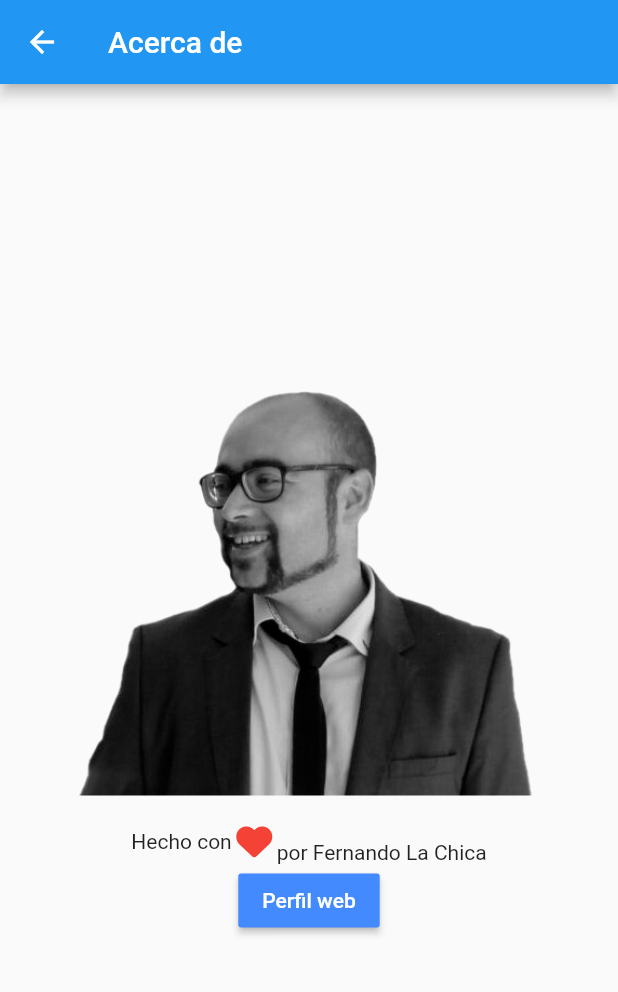
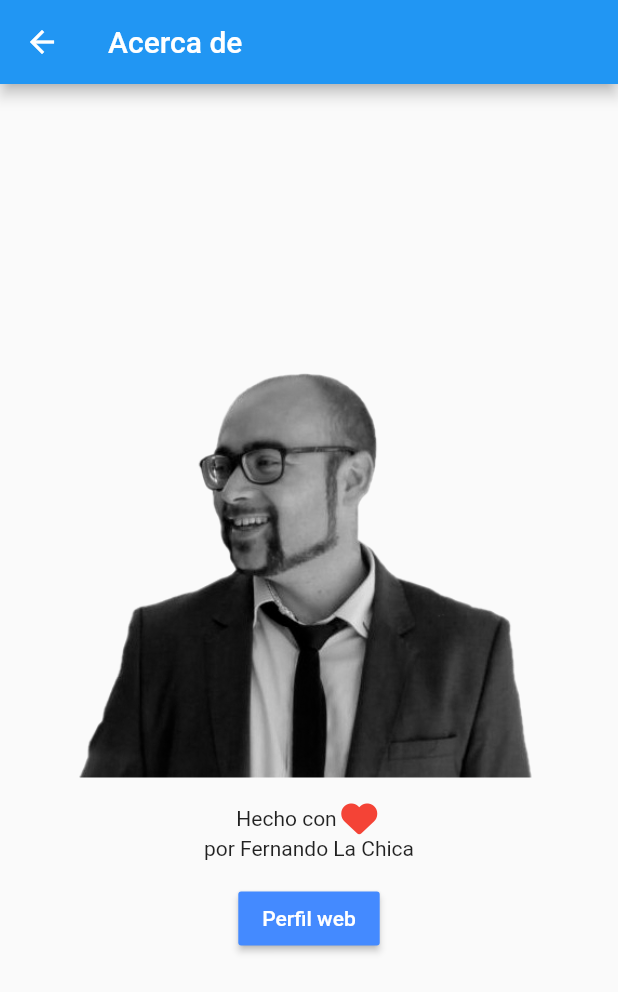
Before and after one commit to flachica/backscrapapp, a Flutter app: the AboutusRoute screen opened by its route, on a phone screen of 412 x 824 dp. Shown: the top 992 px of the screen. Run offline on Flutter 3.47's test engine with Material 2 defaults, Android fonts, the phone set to English and light mode, and no system bars; our stand-ins replace font_awesome_flutter, rxdart, shared_preferences; accounts and stored records are empty.

Commit message:
[fix] Alineado vertical

```diff
--- a/lib/src/ui/routes/aboutus_route.dart
+++ b/lib/src/ui/routes/aboutus_route.dart
@@ -35,12 +35,13 @@ class AboutusRoute extends StatelessWidget {
                           color: Colors.red,
                         ),
                       ),
-                      Padding(
-                          padding: EdgeInsets.only(top: 15),
-                          child: Text('por Fernando La Chica')),
                     ],
                   ),
                 ),
+                  Padding(
+                      padding: EdgeInsets.only(bottom: 15),
+                      child: Text('por Fernando La Chica')
+                  ),
               RaisedButton(
                 child: Text(
                   'Perfil web',
```
